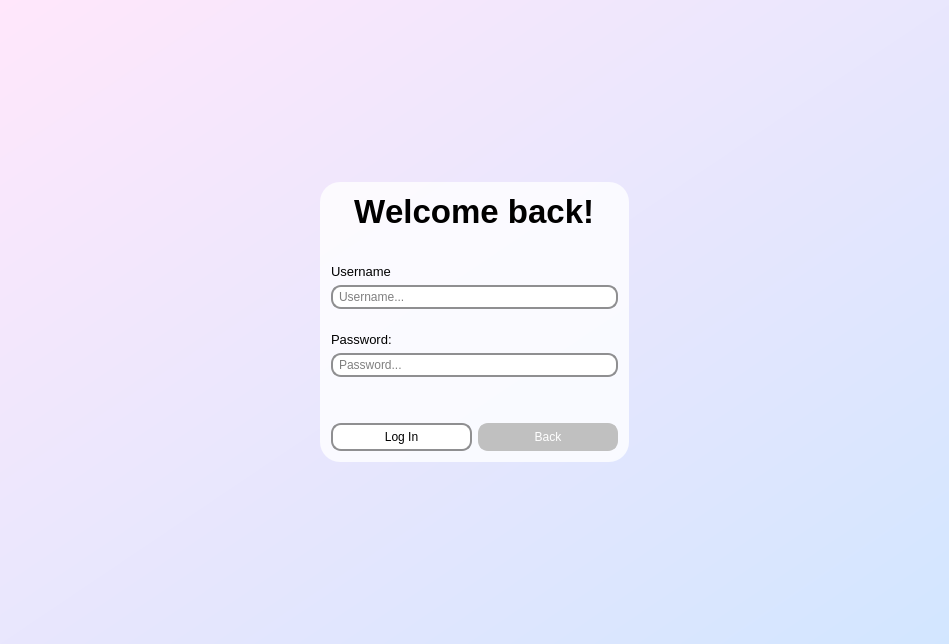
First picture: the form in Skribbl App/ClientGUI/loginwindow.ui, repository codralexandra/ProjectModernCpp-Particular-Science, before the edit.
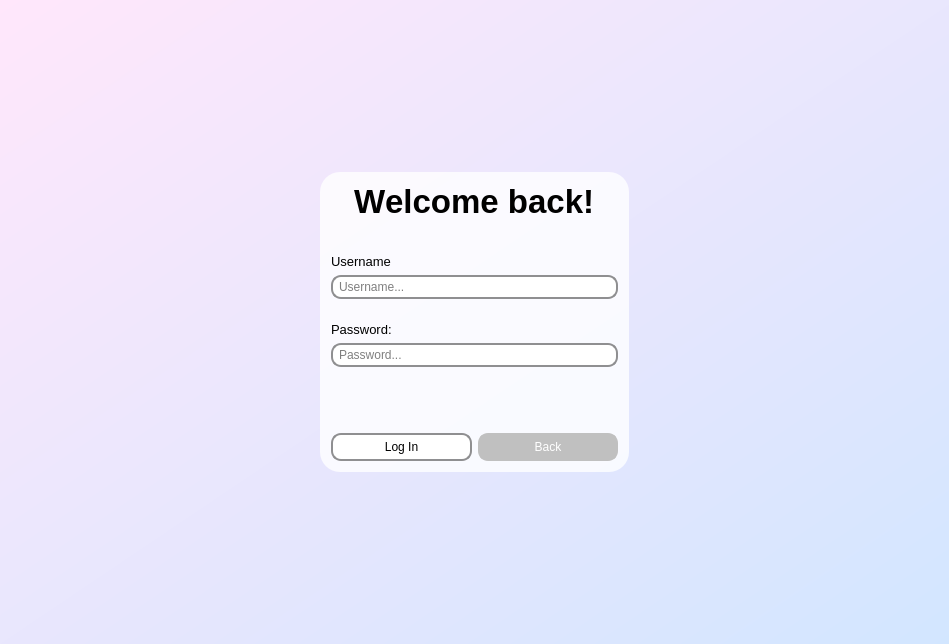
Second picture: the form after the edit.

Commit message: Added functionality for log in button (connection to server to be added)

What changed in the file:
```diff
--- a/Skribbl App/ClientGUI/loginwindow.ui
+++ b/Skribbl App/ClientGUI/loginwindow.ui
@@ -65,6 +65,79 @@
 }</string>
      </property>
      <layout class="QGridLayout" name="gridLayout_3">
+      <item row="5" column="0">
+       <layout class="QHBoxLayout" name="horizontalLayout">
+        <item>
+         <widget class="QPushButton" name="loginButton">
+          <property name="styleSheet">
+           <string notr="true">#loginButton {
+    background-color: white;
+    border: 2px solid #8f8f91;
+    border-radius: 10px;
+    padding: 5px 10px;
+}
+
+#loginButton:hover {
+    background-color: #d3d3d3;
+}
+
+#loginButton:pressed {
+    background-color: #a9a9a9; 
+    border: 2px solid #686868; 
+}</string>
+          </property>
+          <property name="text">
+           <string>Log In</string>
+          </property>
+         </widget>
+        </item>
+        <item>
+         <widget class="QPushButton" name="backButton">
+          <property name="styleSheet">
+           <string notr="true">#backButton { 
+	background-color: #c0c0c0;
+    border: 2px solid #c0c0c0;
+    border-radius: 10px;
+    padding: 5px 10px;
+    color: white;
+}
+
+#backButton:hover {
+    background-color: #d3d3d3;
+}
+
+#backButton:pressed {
+    background-color: #a9a9a9; 
+    border: 2px solid #686868; 
+}</string>
+          </property>
+          <property name="text">
+           <string>Back</string>
+          </property>
+         </widget>
+        </item>
+       </layout>
+      </item>
+      <item row="0" column="0" alignment="Qt::AlignHCenter">
+       <widget class="QLabel" name="welcomeText_2">
+        <property name="font">
+         <font>
+          <pointsize>25</pointsize>
+          <bold>true</bold>
+          <kerning>false</kerning>
+         </font>
+        </property>
+        <property name="acceptDrops">
+         <bool>false</bool>
+        </property>
+        <property name="styleSheet">
+         <string notr="true">background : transparent</string>
+        </property>
+        <property name="text">
+         <string>Welcome back!</string>
+        </property>
+       </widget>
+      </item>
       <item row="1" column="0">
        <spacer name="verticalSpacer_7">
         <property name="orientation">
@@ -78,6 +151,19 @@
         </property>
        </spacer>
       </item>
+      <item row="3" column="0">
+       <spacer name="verticalSpacer_9">
+        <property name="orientation">
+         <enum>Qt::Vertical</enum>
+        </property>
+        <property name="sizeHint" stdset="0">
+         <size>
+          <width>20</width>
+          <height>40</height>
+         </size>
+        </property>
+       </spacer>
+      </item>
       <item row="2" column="0">
        <layout class="QVBoxLayout" name="verticalLayout_7">
         <item>
@@ -180,91 +266,16 @@
         </item>
        </layout>
       </item>
-      <item row="3" column="0">
-       <spacer name="verticalSpacer_9">
-        <property name="orientation">
-         <enum>Qt::Vertical</enum>
-        </property>
-        <property name="sizeHint" stdset="0">
-         <size>
-          <width>20</width>
-          <height>40</height>
-         </size>
-        </property>
-       </spacer>
-      </item>
-      <item row="0" column="0" alignment="Qt::AlignHCenter">
-       <widget class="QLabel" name="welcomeText_2">
-        <property name="font">
-         <font>
-          <pointsize>25</pointsize>
-          <bold>true</bold>
-          <kerning>false</kerning>
-         </font>
-        </property>
-        <property name="acceptDrops">
-         <bool>false</bool>
-        </property>
-        <property name="styleSheet">
-         <string notr="true">background : transparent</string>
-        </property>
-        <property name="text">
-         <string>Welcome back!</string>
-        </property>
-       </widget>
-      </item>
       <item row="4" column="0">
-       <layout class="QHBoxLayout" name="horizontalLayout">
-        <item>
-         <widget class="QPushButton" name="loginButton">
-          <property name="styleSheet">
-           <string notr="true">#loginButton {
-    background-color: white;
-    border: 2px solid #8f8f91;
-    border-radius: 10px;
-    padding: 5px 10px;
-}
-
-#loginButton:hover {
-    background-color: #d3d3d3;
-}
-
-#loginButton:pressed {
-    background-color: #a9a9a9; 
-    border: 2px solid #686868; 
-}</string>
-          </property>
-          <property name="text">
-           <string>Log In</string>
-          </property>
-         </widget>
-        </item>
-        <item>
-         <widget class="QPushButton" name="backButton">
-          <property name="styleSheet">
-           <string notr="true">#backButton { 
-	background-color: #c0c0c0;
-    border: 2px solid #c0c0c0;
-    border-radius: 10px;
-    padding: 5px 10px;
-    color: white;
-}
-
-#backButton:hover {
-    background-color: #d3d3d3;
-}
-
-#backButton:pressed {
-    background-color: #a9a9a9; 
-    border: 2px solid #686868; 
-}</string>
-          </property>
-          <property name="text">
-           <string>Back</string>
-          </property>
-         </widget>
-        </item>
-       </layout>
+       <widget class="QLabel" name="loginStateLabel">
+        <property name="styleSheet">
+         <string notr="true">background: transparent;
+color : red;</string>
+        </property>
+        <property name="text">
+         <string/>
+        </property>
+       </widget>
       </item>
      </layout>
     </widget>
```
The commit also changes 2 other files.
